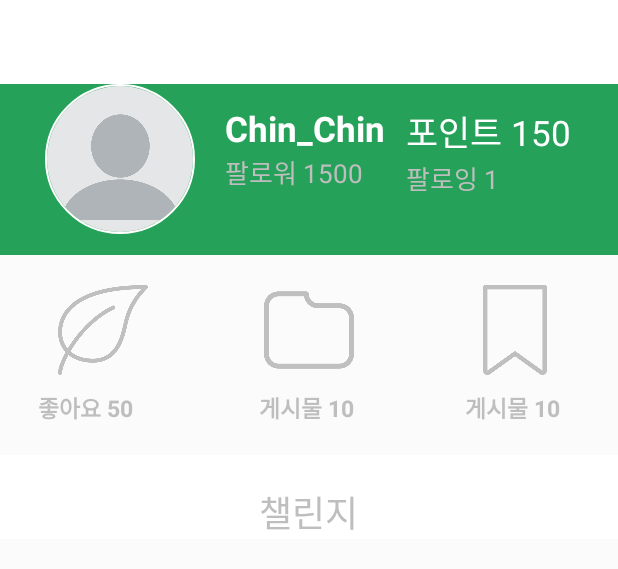
After one commit to MyGreenPic/greenPic, an Android app: the layout profile_main.xml on its own in the app's theme, with its tools: preview values and no code run, on a phone screen of 412 x 824 dp. The commit adds this screen. Shown: the top 569 px of the screen. Run offline under Robolectric (Android 15) with nearby library versions, the phone set to English and light mode, and no system bars.

Commit message:
Profile_main
메인 프로필 화면

```diff
--- a/app/build.gradle
+++ b/app/build.gradle
@@ -34,4 +34,9 @@ dependencies {
     testImplementation 'junit:junit:4.12'
     androidTestImplementation 'androidx.test.ext:junit:1.1.1'
     androidTestImplementation 'androidx.test.espresso:espresso-core:3.2.0'
+    implementation 'com.google.android.material:material:1.1.0'
+
+    //libraries
+    implementation 'de.hdodenhof:circleimageview:3.0.0'
+    implementation 'com.google.android.material:material:1.0.0'
 }
--- /dev/null
+++ b/app/src/main/java/com/mygreenpic/greenpic/ProfileActivity.kt
@@ -0,0 +1,27 @@
+package com.mygreenpic.greenpic
+
+import android.os.Bundle
+import androidx.appcompat.app.AppCompatActivity
+import com.google.android.material.appbar.AppBarLayout
+import kotlinx.android.synthetic.main.profile_main.*
+
+class ProfileActivity : AppCompatActivity() {
+    var colorCode: Int = 0
+    override fun onCreate(savedInstanceState: Bundle?) {
+        super.onCreate(savedInstanceState)
+        setContentView(R.layout.profile_main)
+
+        toolbar.title = ("프로필")
+        setSupportActionBar(toolbar)
+
+        appbar.addOnOffsetChangedListener(AppBarLayout.OnOffsetChangedListener { appBarLayout, i ->
+
+            colorCode = -i
+            if (colorCode > 255) colorCode = 255
+
+            toolbar.background.alpha = colorCode
+            toolbar.alpha = colorCode / 256f
+
+        })
+    }
+}
--- /dev/null
+++ b/app/src/main/res/layout/profile_main.xml
@@ -0,0 +1,242 @@
+<?xml version="1.0" encoding="utf-8"?>
+<androidx.coordinatorlayout.widget.CoordinatorLayout xmlns:android="http://schemas.android.com/apk/res/android"
+    xmlns:app="http://schemas.android.com/apk/res-auto"
+    xmlns:tools="http://schemas.android.com/tools"
+    android:layout_width="match_parent"
+    android:layout_height="match_parent"
+    android:background = "@color/background"
+    tools:context=".ProfileActivity">
+
+    <com.google.android.material.appbar.AppBarLayout
+        android:id="@+id/appbar"
+        android:layout_width="match_parent"
+        android:layout_height="wrap_content"
+        android:background="@color/background"
+        android:theme = "@style/ThemeOverlay.AppCompat.Dark.ActionBar"
+        android:fitsSystemWindows= "true">
+
+        <com.google.android.material.appbar.CollapsingToolbarLayout
+            android:id="@+id/collapsing_toolbar"
+            android:layout_width="match_parent"
+            android:layout_height="wrap_content"
+            android:background="@color/background"
+            app:expandedTitleTextAppearance="@android:color/transparent"
+            app:layout_scrollFlags = "scroll|exitUntilCollapsed"
+            android:fitsSystemWindows= "true"
+            app:contentScrim="@android:color/transparent"
+            app:expandedTitleMarginStart="48dp"
+            app:titleEnabled="false">
+
+
+            <RelativeLayout
+                android:layout_width="match_parent"
+                android:layout_height="wrap_content">
+
+                <LinearLayout
+                    android:background="@color/profile_background"
+                    android:layout_width="match_parent"
+                    android:layout_height="170dp"
+                    android:orientation="horizontal">
+
+                    <de.hdodenhof.circleimageview.CircleImageView
+                        android:id="@+id/profile_image"
+                        android:layout_width="100dp"
+                        android:layout_height="100dp"
+                        android:layout_marginLeft="30dp"
+                        android:layout_marginTop="?attr/actionBarSize"
+                        android:src="@drawable/capture"
+                        app:civ_border_width="1dp"
+                        app:civ_border_color="@android:color/white"/>
+
+                    <LinearLayout
+                        android:layout_width="match_parent"
+                        android:layout_height="match_parent"
+                        android:layout_marginTop="70dp"
+                        android:orientation="horizontal"
+                        android:weightSum="2">
+
+                        <LinearLayout
+                            android:layout_gravity="center"
+                            android:layout_width="0dp"
+                            android:layout_height="match_parent"
+                            android:orientation="vertical"
+                            android:layout_weight="1">
+
+                            <TextView
+                                android:layout_width="wrap_content"
+                                android:layout_height="wrap_content"
+                                android:layout_marginLeft="20dp"
+                                android:text="Chin_Chin"
+                                android:textColor="#fff"
+                                android:textSize="23sp"
+                                android:textStyle="bold" />
+                            <TextView
+                                android:layout_width="wrap_content"
+                                android:layout_height="wrap_content"
+                                android:layout_marginLeft="20dp"
+                                android:text="팔로워 1500"
+                                android:textColor="@color/text_color"
+                                android:textSize="17sp"/>
+                        </LinearLayout>
+                        <LinearLayout
+                            android:layout_gravity="center"
+                            android:layout_width="0dp"
+                            android:layout_height="match_parent"
+                            android:orientation="vertical"
+                            android:layout_weight="1">
+
+                            <TextView
+                                android:layout_width="wrap_content"
+                                android:layout_height="wrap_content"
+                                android:text="포인트 150"
+                                android:textColor="#fff"
+                                android:textSize="23sp" />
+                            <TextView
+                                android:layout_width="wrap_content"
+                                android:layout_height="wrap_content"
+                                android:text="팔로잉 1"
+                                android:textColor="@color/text_color"
+                                android:textSize="17sp"/>
+                        </LinearLayout>
+
+
+
+
+
+
+
+
+                    </LinearLayout>
+
+                </LinearLayout>
+
+                //Card view
+                //layout of card view top line
+                <LinearLayout
+                    android:layout_width="match_parent"
+                    android:layout_height="match_parent"
+                    android:orientation="horizontal"
+                    android:weightSum="3"
+                    android:layout_marginTop="170dp">
+
+                    <LinearLayout
+                        android:layout_gravity="center"
+                        android:layout_width="0dp"
+                        android:layout_height="match_parent"
+                        android:orientation="vertical"
+                        android:layout_weight="1">
+
+                        <Button
+                            android:background="@drawable/leaf"
+                            android:layout_width="60dp"
+                            android:layout_height="60dp"
+                            android:layout_gravity="center"
+                            android:layout_marginTop="20dp"/>
+
+                        <TextView
+                            android:layout_width="wrap_content"
+                            android:layout_height="wrap_content"
+                            android:text = "좋아요 50"
+                            android:textStyle="bold"
+                            android:layout_marginLeft="25dp"
+                            android:textSize ="15sp"
+                            android:paddingTop="10dp"
+                            android:textColor = "@color/text_color"/>
+
+                    </LinearLayout>
+                    <LinearLayout
+                        android:layout_gravity="center"
+                        android:layout_width="0dp"
+                        android:layout_height="match_parent"
+                        android:orientation="vertical"
+                        android:layout_weight="1">
+
+                        <Button
+                            android:background="@drawable/folder"
+                            android:layout_width="60dp"
+                            android:layout_height="60dp"
+                            android:layout_gravity="center"
+                            android:layout_marginTop="20dp"/>
+
+                        <TextView
+                            android:layout_width="wrap_content"
+                            android:layout_height="wrap_content"
+                            android:textStyle="bold"
+                            android:text = "게시물 10"
+                            android:layout_marginLeft="35dp"
+                            android:textSize ="15sp"
+                            android:paddingTop="10dp"
+                            android:textColor = "@color/text_color"/>
+
+                    </LinearLayout>
+                    <LinearLayout
+                        android:layout_gravity="center"
+                        android:layout_width="0dp"
+                        android:layout_height="match_parent"
+                        android:orientation="vertical"
+                        android:layout_weight="1">
+
+                        <Button
+                            android:background="@drawable/bookmark"
+                            android:layout_width="60dp"
+                            android:layout_height="60dp"
+                            android:layout_gravity="center"
+                            android:layout_marginTop="20dp"/>
+
+                        <TextView
+                            android:layout_width="wrap_content"
+                            android:layout_height="wrap_content"
+                            android:textStyle="bold"
+                            android:text = "게시물 10"
+                            android:layout_marginLeft="35dp"
+                            android:textSize ="15sp"
+                            android:paddingTop="10dp"
+                            android:textColor = "@color/text_color"/>
+
+                    </LinearLayout>
+
+
+                </LinearLayout>
+
+            </RelativeLayout>
+            <androidx.appcompat.widget.Toolbar
+                android:id = "@+id/toolbar"
+                android:background="@color/colorPrimary"
+                android:layout_width="match_parent"
+                android:layout_height="?attr/actionBarSize"
+                android:backgroundTint="@android:color/white"
+                app:titleTextColor="@android:color/holo_green_dark"
+                app:popupTheme="@style/ThemeOverlay.AppCompat.Light"
+                app:layout_collapseMode="pin"/>
+
+
+        </com.google.android.material.appbar.CollapsingToolbarLayout>
+        <RelativeLayout
+            android:layout_width="match_parent"
+            android:layout_height="wrap_content"
+            android:layout_marginTop="20dp"
+            android:background="@color/background"
+            android:backgroundTint="@android:color/white"
+            app:layout_behavior = "@string/appbar_scrolling_view_behavior">
+
+            <TextView
+                android:id="@+id/viewpager"
+                android:layout_width="wrap_content"
+                android:layout_height="wrap_content"
+                android:layout_marginTop="20dp"
+                android:text="챌린지"
+                android:textSize="24sp"
+                android:textColor="@color/text_color"
+                android:layout_centerHorizontal="true"/>
+
+        </RelativeLayout>
+    </com.google.android.material.appbar.AppBarLayout>
+
+
+
+
+
+
+
+
+</androidx.coordinatorlayout.widget.CoordinatorLayout>
--- a/app/src/main/res/values/colors.xml
+++ b/app/src/main/res/values/colors.xml
@@ -3,4 +3,8 @@
     <color name="colorPrimary">#6200EE</color>
     <color name="colorPrimaryDark">#3700B3</color>
     <color name="colorAccent">#03DAC5</color>
+
+    <color name = "background">#FAFBFA</color>
+    <color name="profile_background">#25a159</color>
+    <color name = "text_color">#bebebe</color>
 </resources>
--- a/app/src/main/res/values/styles.xml
+++ b/app/src/main/res/values/styles.xml
@@ -1,7 +1,7 @@
 <resources>
 
     <!-- Base application theme. -->
-    <style name="AppTheme" parent="Theme.AppCompat.Light.DarkActionBar">
+    <style name="AppTheme" parent="Theme.AppCompat.Light.NoActionBar">
         <!-- Customize your theme here. -->
         <item name="colorPrimary">@color/colorPrimary</item>
         <item name="colorPrimaryDark">@color/colorPrimaryDark</item>
```
Also changed, not shown: app/src/main/res/drawable-v24/bookmark.png (added), app/src/main/res/drawable-v24/capture.png (added), app/src/main/res/drawable-v24/folder.png (added), app/src/main/res/drawable-v24/leaf.png (added).
